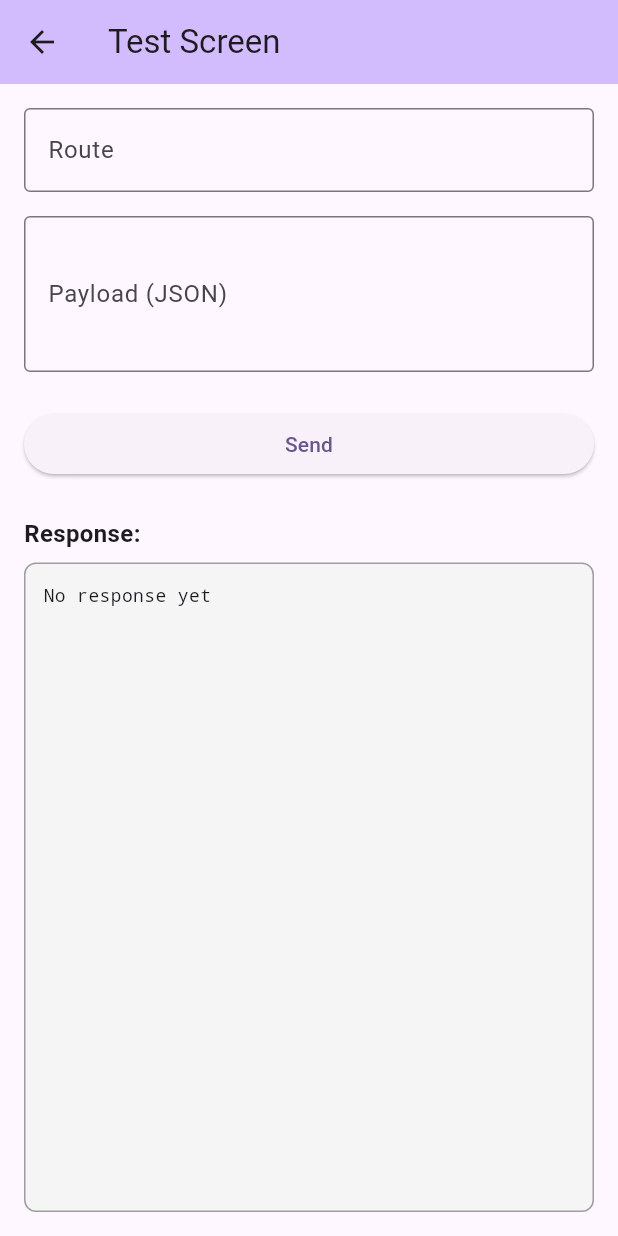
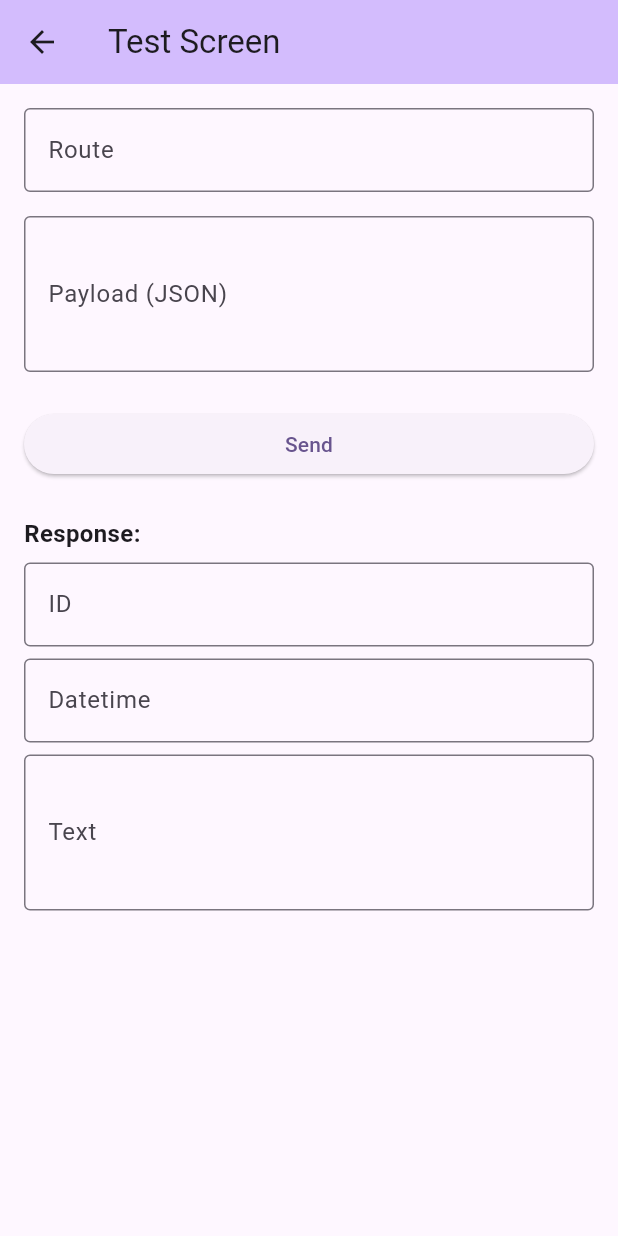
Before and after one commit to MatthewLacerda2/GoalGetter, a Flutter app: the TestScreen screen opened directly, on a phone screen of 412 x 824 dp. Run offline on Flutter 3.47's test engine with Material 3 defaults, Android fonts, the phone set to English and light mode, and no system bars; our stand-ins replace font_awesome_flutter, introduction_screen, shared_preferences; accounts and stored records are empty.

Commit message:
better test screen

```diff
--- a/frontend/lib/screens/test_screen.dart
+++ b/frontend/lib/screens/test_screen.dart
@@ -13,10 +13,12 @@ class TestScreen extends StatefulWidget {
 class _TestScreenState extends State<TestScreen> {
   final TextEditingController _routeController = TextEditingController();
   final TextEditingController _payloadController = TextEditingController();
-  String _response = '';
+  // Remove _response, add fields for id, datetime, text
+  String _id = '';
+  String _datetime = '';
+  String _text = '';
   String _rawResponse = '';
   bool _isLoading = false;
-  bool _isComplete = false;
   StreamSubscription? _subscription;
 
   @override
@@ -40,8 +42,9 @@ class _TestScreenState extends State<TestScreen> {
 
     setState(() {
       _isLoading = true;
-      _isComplete = false;
-      _response = '';
+      _id = '';
+      _datetime = '';
+      _text = '';
       _rawResponse = '';
     });
 
@@ -59,38 +62,58 @@ class _TestScreenState extends State<TestScreen> {
           if (chunk.trim().isNotEmpty) {
             setState(() {
               _rawResponse += chunk;
-              _response = _rawResponse; // Show raw during streaming
+
+              // Try to parse the latest complete JSON object
+              try {
+                // Find the last complete JSON object in the response
+                int lastBraceIndex = _rawResponse.lastIndexOf('}');
+                if (lastBraceIndex != -1) {
+                  // Find the matching opening brace
+                  int braceCount = 0;
+                  int startIndex = -1;
+                  for (int i = lastBraceIndex; i >= 0; i--) {
+                    if (_rawResponse[i] == '}') {
+                      braceCount++;
+                    } else if (_rawResponse[i] == '{') {
+                      braceCount--;
+                      if (braceCount == 0) {
+                        startIndex = i;
+                        break;
+                      }
+                    }
+                  }
+
+                  if (startIndex != -1) {
+                    String jsonPart = _rawResponse.substring(startIndex, lastBraceIndex + 1);
+                    final json = jsonDecode(jsonPart);
+                    _id = json['id']?.toString() ?? '';
+                    _datetime = json['datetime']?.toString() ?? '';
+                    _text = json['text']?.toString() ?? '';
+                  }
+                }
+              } catch (e) {
+                // If JSON parsing fails, don't clear existing fields
+              }
             });
           }
         },
         onDone: () {
           setState(() {
             _isLoading = false;
-            _isComplete = true;
-            _response = _formatJson(_rawResponse); // Format when complete
           });
         },
         onError: (error) {
           setState(() {
-            _response += '\nError: $error';
+            _text += '\nError: $error';
             _isLoading = false;
           });
         },
       );
     } catch (e) {
       setState(() {
-        _response = 'Error: $e';
+        _text = 'Error: $e';
         _isLoading = false;
       });
-    }
-  }
-
-  String _formatJson(String jsonString) {
-    try {
-      final json = jsonDecode(jsonString);
-      return const JsonEncoder.withIndent('  ').convert(json);
-    } catch (e) {
-      return jsonString; // Return raw if not valid JSON
     }
   }
 
@@ -151,27 +174,35 @@ class _TestScreenState extends State<TestScreen> {
               ),
             ),
             const SizedBox(height: 8),
-
-            // Response Display
-            Expanded(
-              child: Container(
-                padding: const EdgeInsets.all(12),
-                decoration: BoxDecoration(
-                  color: Colors.grey[100],
-                  border: Border.all(color: Colors.grey),
-                  borderRadius: BorderRadius.circular(8),
-                ),
-                child: SingleChildScrollView(
-                  child: Text(
-                    _response.isEmpty ? 'No response yet' : _response,
-                    style: const TextStyle(
-                      fontFamily: 'monospace',
-                      fontSize: 12,
-                    ),
-                  ),
-                ),
+            // Replace response display with three text fields
+            TextField(
+              readOnly: true,
+              decoration: const InputDecoration(
+                labelText: 'ID',
+                border: OutlineInputBorder(),
               ),
+              controller: TextEditingController(text: _id),
             ),
+            const SizedBox(height: 8),
+            TextField(
+              readOnly: true,
+              decoration: const InputDecoration(
+                labelText: 'Datetime',
+                border: OutlineInputBorder(),
+              ),
+              controller: TextEditingController(text: _datetime),
+            ),
+            const SizedBox(height: 8),
+            TextField(
+              readOnly: true,
+              decoration: const InputDecoration(
+                labelText: 'Text',
+                border: OutlineInputBorder(),
+              ),
+              controller: TextEditingController(text: _text),
+              maxLines: 3,
+            ),
+            // ... remove the old Expanded response display ...
           ],
         ),
       ),
```
Also changed, not shown: 1 other file.
